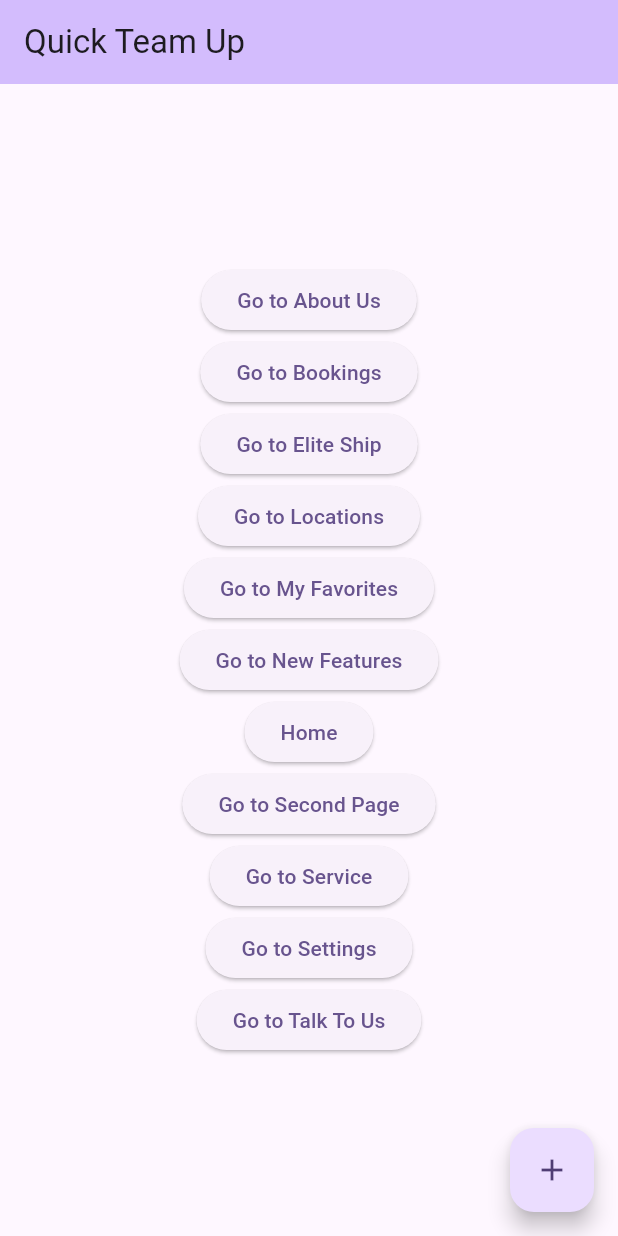
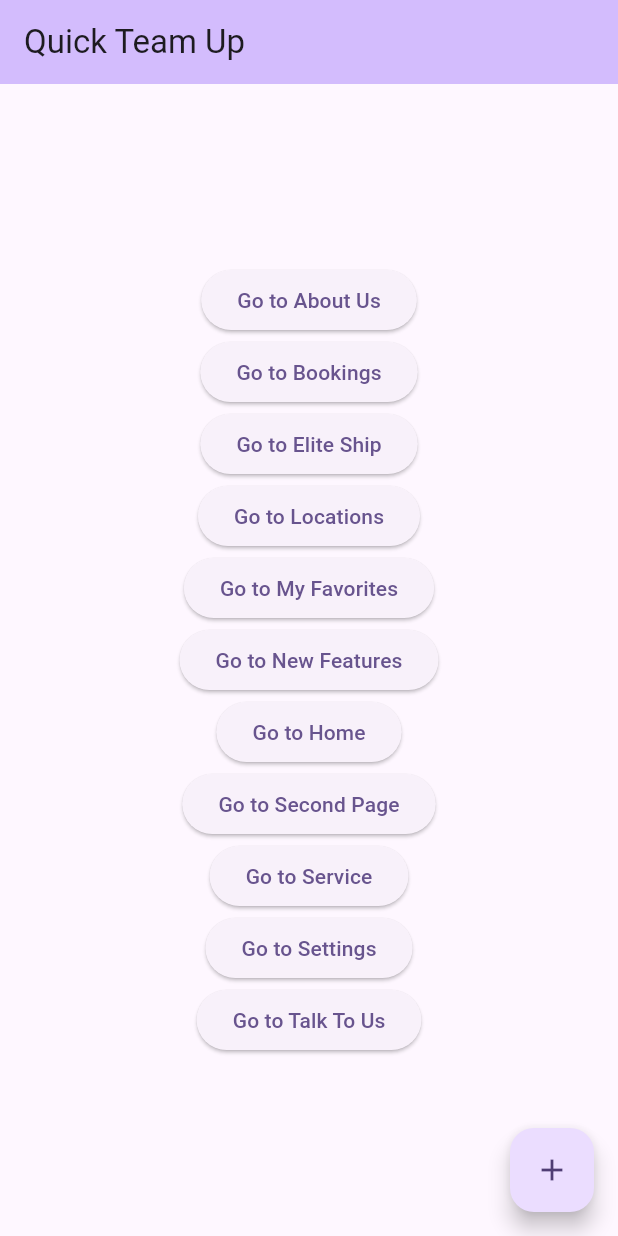
Before and after one commit to mohdaslam01/-XCrossPlatform-App, a Flutter app: the screen it shows after launch, on a phone screen of 412 x 824 dp. Run offline on Flutter 3.47's test engine with Material 3 defaults, Android fonts, the phone set to English and light mode, and no system bars; our stand-ins replace cloud_firestore, firebase_auth, firebase_core, sign_in_button; accounts and stored records are empty.

Commit message:
7:15 PM 12/26/2024 Alhamdulillah Operational application

```diff
--- a/projectapp/lib/main.dart
+++ b/projectapp/lib/main.dart
@@ -201,7 +201,7 @@ class _MyHomePageState extends State<MyHomePage> {
                   MaterialPageRoute(builder: (context) => const Home()),
                 );
               },
-              child: const Text('Home'),
+              child: const Text('Go to Home'),
             ),
             ElevatedButton(
               onPressed: () {
```
